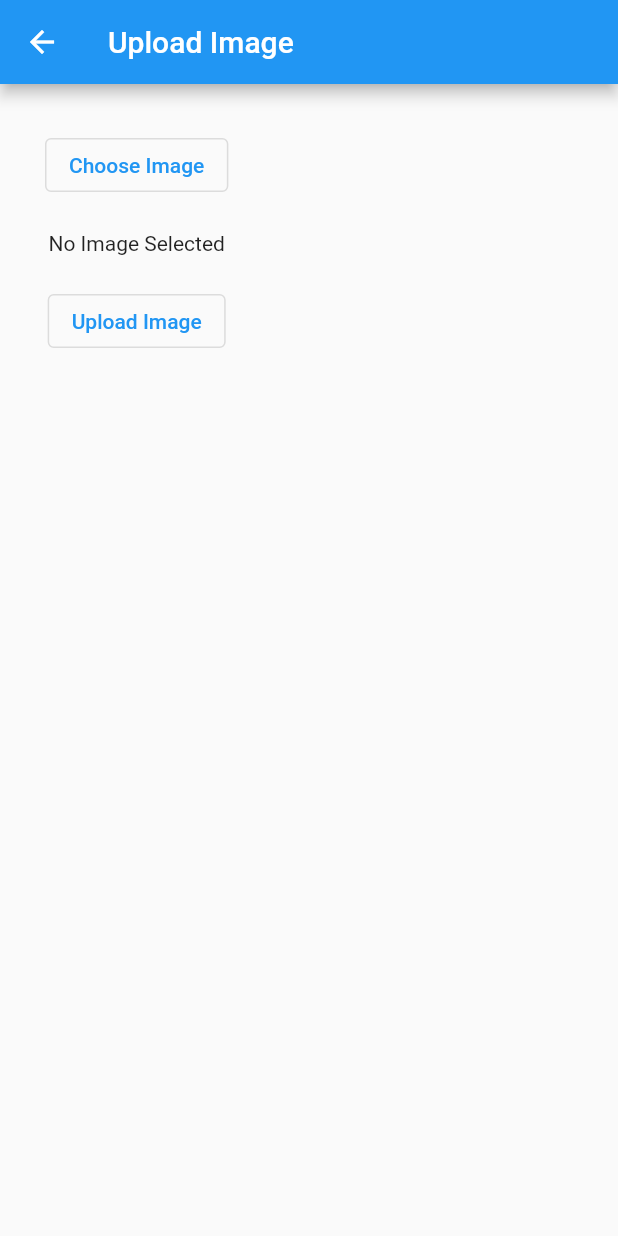
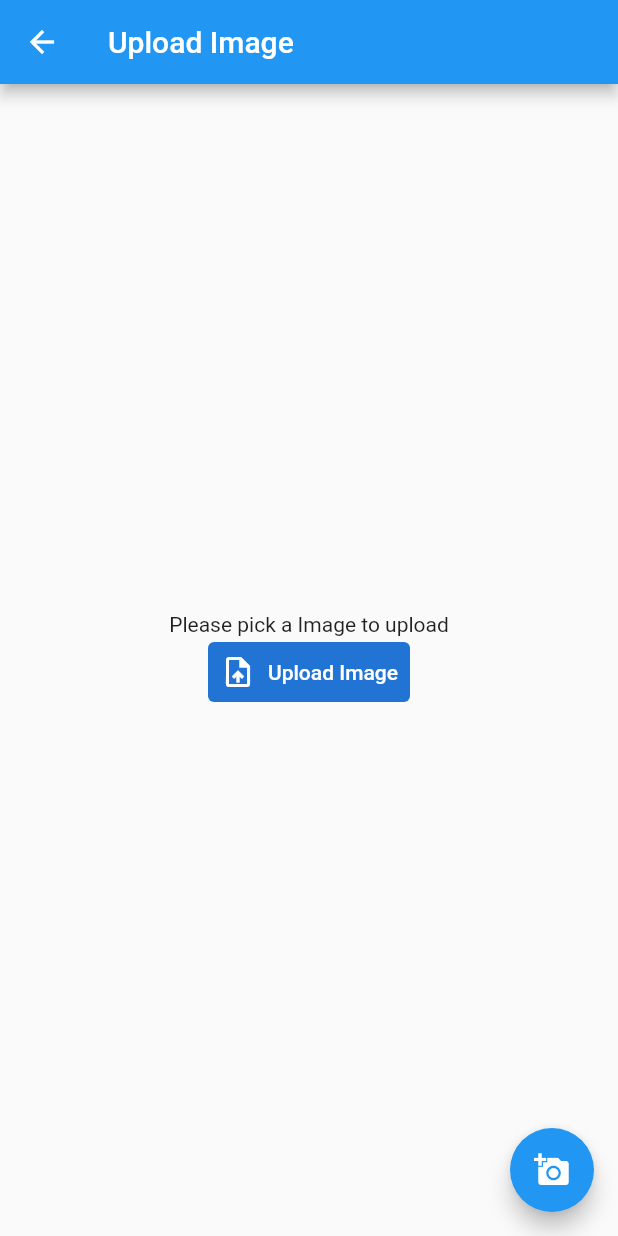
Before and after one commit to PariHansika/QualiTea-UI, a Flutter app: the uploadImage screen opened directly, on a phone screen of 412 x 824 dp. Run offline on Flutter 3.47's test engine with Material 2 defaults, Android fonts, the phone set to English and light mode, and no system bars; our stand-ins replace image_picker.

Commit message:
Recreate Image Upload Page

```diff
--- a/lib/uploadImage.dart
+++ b/lib/uploadImage.dart
@@ -1,6 +1,8 @@
 import 'package:flutter/material.dart';
 import 'dart:io';
 import 'dart:convert';
+
+import 'package:image_picker/image_picker.dart';
 // import 'package:http/http.dart' as http;
 // import 'package:image_picker/image_picker.dart';
 
@@ -15,100 +17,130 @@ class uploadImage extends StatefulWidget {
 
 class uploadImageDemo extends State<uploadImage> {
 
-  Future<File>? file;
-  String status = '';
+  File? SelectedImage;
+  String? message = "";
 
-  ChooseImage() {
-    // setState(() {
-    //   file = ImagePicker.pickImage(source : ImageSource.gallery);
-    // });
+  uploadImage (){
 
   }
 
-  startUpload() {}
+  Future getImage() async{
+   final pickedImage = await ImagePicker().getImage(source: ImageSource.gallery);
+   SelectedImage = File(pickedImage!.path);
+   setState(() {
 
-Widget showImage() {
-  return FutureBuilder<File>(
-    future: file,
-    builder: (BuildContext context, AsyncSnapshot<File> snapshot) {
-      if (snapshot.connectionState == ConnectionState.done &&
-      null != snapshot.data) {
-        return Flexible(
-          child: Image.file(
-            snapshot.data!,
-            fit: BoxFit.fill,
-          ),
-          );
-      }else if (null != snapshot.error) {
-        return const Text(
-          'Error Picking Image',
-          textAlign: TextAlign.center,
-        );
-      }else {
-        return const Text(
-          'No Image Selected',
-          textAlign: TextAlign.center,
-        );
-      }
-    }
-  );
-}
+   });
+  }
 
-  Widget build(BuildContext context) {
+  Widget build (BuildContext context) {
     return Scaffold(
       appBar: AppBar(
-        title: Text("Upload Image"),
+        title: Text(widget.title),
       ),
-      body: Container(
-          padding: EdgeInsets.all(30.0),
-          child: Column(
-              crossAxisAlignment: CrossAxisAlignment.center,
-              children: <Widget>[
-                OutlinedButton(
-                  onPressed: ChooseImage,
-                  child: Text('Choose Image'),
-                ),
-                SizedBox(
-                  height: 20.0,
-                ),
-                showImage(),
-                SizedBox(
-                  height: 20.0,
-                ),
-                OutlinedButton(
-                  onPressed: startUpload,
-                  child: Text('Upload Image'),
-                ),
-                SizedBox(
-                  height: 20.0,
-                ),
-                Text(
-                  status,
-                  textAlign: TextAlign.center,
-                  style: TextStyle(
-                  color: Color.fromARGB(255, 195, 255, 160),
-                    fontWeight: FontWeight.w500,
-                    fontSize: 20.0,
-                  ),
-                )
-              ])),
+      body: Center(
+        child: Column(
+          mainAxisAlignment: MainAxisAlignment.center,
+          children: <Widget>[
+            SelectedImage == null
+            ? Text("Please pick a Image to upload")
+            : Image.file(SelectedImage!),
+            TextButton.icon(
+              style: ButtonStyle(
+                backgroundColor: MaterialStateProperty.all(Color.fromARGB(255, 33, 116, 211),)
+              ),
+              onPressed: () {},
+              icon: Icon(Icons.upload_file,color: Colors.white),
+              label: Text("Upload Image",
+              style: TextStyle(
+                color: Colors.white,
+              ),),)
+          ],
+        ),
+       ),
+       floatingActionButton: FloatingActionButton(
+        onPressed: getImage,
+        child: Icon(Icons.add_a_photo),
+        ),
     );
   }
+
+  // Future<File>? file;
+  // String status = '';
+
+//   ChooseImage() {
+//     // setState(() {
+//     //   file = ImagePicker.pickImage(source : ImageSource.gallery);
+//     // });
+
+//   }
+
+//   startUpload() {}
+
+// Widget showImage() {
+//   return FutureBuilder<File>(
+//     future: file,
+//     builder: (BuildContext context, AsyncSnapshot<File> snapshot) {
+//       if (snapshot.connectionState == ConnectionState.done &&
+//       null != snapshot.data) {
+//         return Flexible(
+//           child: Image.file(
+//             snapshot.data!,
+//             fit: BoxFit.fill,
+//           ),
+//           );
+//       }else if (null != snapshot.error) {
+//         return const Text(
+//           'Error Picking Image',
+//           textAlign: TextAlign.center,
+//         );
+//       }else {
+//         return const Text(
+//           'No Image Selected',
+//           textAlign: TextAlign.center,
+//         );
+//       }
+//     }
+//   );
+// }
+
+//   Widget build(BuildContext context) {
+//     return Scaffold(
+//       appBar: AppBar(
+//         title: Text("Upload Image"),
+//       ),
+//       body: Container(
+//           padding: EdgeInsets.all(30.0),
+//           child: Column(
+//               crossAxisAlignment: CrossAxisAlignment.center,
+//               children: <Widget>[
+//                 OutlinedButton(
+//                   onPressed: ChooseImage,
+//                   child: Text('Choose Image'),
+//                 ),
+//                 SizedBox(
+//                   height: 20.0,
+//                 ),
+//                 showImage(),
+//                 SizedBox(
+//                   height: 20.0,
+//                 ),
+//                 OutlinedButton(
+//                   onPressed: startUpload,
+//                   child: Text('Upload Image'),
+//                 ),
+//                 SizedBox(
+//                   height: 20.0,
+//                 ),
+//                 Text(
+//                   status,
+//                   textAlign: TextAlign.center,
+//                   style: TextStyle(
+//                   color: Color.fromARGB(255, 195, 255, 160),
+//                     fontWeight: FontWeight.w500,
+//                     fontSize: 20.0,
+//                   ),
+//                 )
+//               ])),
+//     );
+//   }
 }
-  // Widget build(BuildContext context){
-  //   return Scaffold(
-  //     body: ListView(
-  //       children: [
-  //         Container(
-  //           padding: EdgeInsets.only(top: 15, left: 15, right: 15,bottom: 10),
-  //           decoration: BoxDecoration(
-  //             color: Color.fromARGB(0, 196, 15, 15),
-  //             borderRadius: BorderRadius.only(
-  //               bottomLeft: Radius.circular(20),
-  //             )
-  //           ),
-  //         )
-  //       ]
-  //     ),
-  //   );
-  // }
--- a/pubspec.yaml
+++ b/pubspec.yaml
@@ -34,11 +34,11 @@ dependencies:
 
   # The following adds the Cupertino Icons font to your application.
   # Use with the CupertinoIcons class for iOS style icons.
-  # cupertino_icons: ^1.0.2
+  cupertino_icons: ^1.0.2
   # # http: "0.11.3+17"
-  # http: ^0.13.5
+  http: ^0.13.3
   # path_provider : ^0.4.1
-  # image_picker : ^0.4.10
+  image_picker : ^0.8.2
   # # image_picker: ^0.8.6+4
   # autocomplete_textfield: ^1.6.4
   # # shared_preferences: ^0.5.0
```
Also changed, not shown: pubspec.lock.
